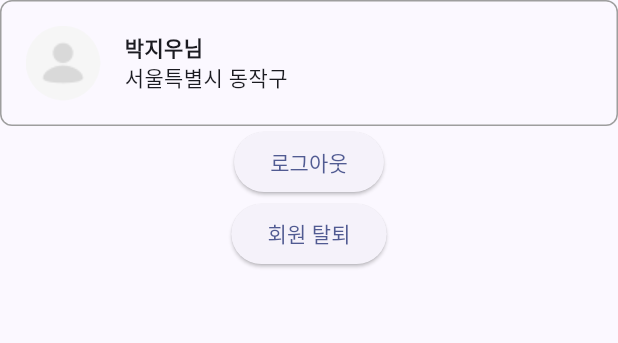
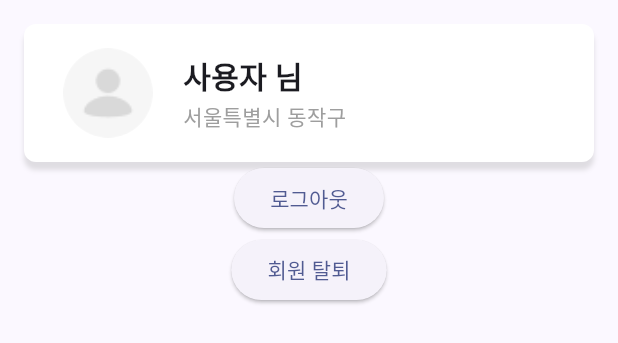
Before and after one commit to causyj/SOCDOC-Flutter, a Flutter app: the SettingPage widget shown alone on an empty page, opened directly, on a phone screen of 412 x 824 dp. Shown: the top 343 px of the screen. Run offline on Flutter 3.47's test engine with Material 2 defaults, Android fonts, the phone set to English and light mode, and no system bars; our stand-ins replace firebase_auth, firebase_core, flutter_rating_bar, google_sign_in, sign_in_button; accounts and stored records are empty; network calls fail.

Commit message:
refactoring container

```diff
--- a/lib/Pages/MainSubPages/SettingPage.dart
+++ b/lib/Pages/MainSubPages/SettingPage.dart
@@ -1,72 +1,96 @@
 import 'package:flutter/material.dart';
-
 import 'package:socdoc_flutter/Utils/AuthUtil.dart';
 import 'package:socdoc_flutter/main.dart';
 
 class SettingPage extends StatelessWidget {
-  const SettingPage({super.key});
+  const SettingPage({Key? key});
 
   @override
   Widget build(BuildContext context) {
     SocdocAppState socdocApp = context.findAncestorStateOfType<SocdocAppState>()!;
 
-    return(
-      Column(
+    return Padding(
+      padding: const EdgeInsets.all(16.0),
+      child: Column(
         children: [
-          Container(
+          buildUserInfoContainer(),
+          ElevatedButton(
+            onPressed: () {
+              tryFirebaseLogout(socdocApp);
+            },
+            child: const Text("로그아웃"),
+          ),
+          ElevatedButton(
+            onPressed: () {
+              tryFirebaseDeleteUser(socdocApp);
+            },
+            child: const Text("회원 탈퇴"),
+          ),
+        ],
+      ),
+    );
+  }
+
+  Widget buildUserInfoContainer() {
+    return Container(
       padding: EdgeInsets.all(16.0),
       decoration: BoxDecoration(
-              border: Border.all(color: Colors.grey),
         borderRadius: BorderRadius.circular(8.0),
+        boxShadow: [
+          BoxShadow(
+            color: Colors.grey.withOpacity(0.3),
+            spreadRadius: 0,
+            blurRadius: 2,
+            offset: Offset(0, 5),
           ),
-            child: Row(
+        ],
+        color: Colors.white,
+      ),
+      child: buildUserInfoRow(),
+    );
+  }
+
+  Widget buildUserInfoRow() {
+    return Row(
       children: [
-                // 왼쪽 이미지
-                Container(
-                  width: 50.0, // 이미지 너비 조절
-                  height: 50.0, // 이미지 높이 조절
+        SizedBox(width: 10.0),
+        buildUserAvatar(),
+        SizedBox(width: 20.0),
+        buildUserInfoColumn(),
+      ],
+    );
+  }
+
+  Widget buildUserAvatar() {
+    return Container(
+      width: 60.0,
+      height: 60.0,
       decoration: BoxDecoration(
         shape: BoxShape.circle,
         image: DecorationImage(
-                      image: AssetImage('assets/user.png'), // 이미지 경로 추가
+          image: AssetImage('assets/user.png'),
           fit: BoxFit.cover,
         ),
       ),
-                ),
-                SizedBox(width: 16.0), // 이미지와 텍스트 간격 조절
-                // 오른쪽 텍스트
-                Column(
+    );
+  }
+
+  Widget buildUserInfoColumn() {
+    return Column(
       crossAxisAlignment: CrossAxisAlignment.start,
       children: [
         Text(
-                      '박지우님',
-                      style: TextStyle(fontWeight: FontWeight.bold),
+          '사용자 님',
+          style: TextStyle(fontWeight: FontWeight.bold, fontSize: 20.0),
         ),
-                    Text('서울특별시 동작구'),
+        SizedBox(height: 2.0),
+        Text('서울특별시 동작구', style: TextStyle(color: Colors.grey)),
       ],
-                ),
-              ],
-            ),
-          ),
-          ElevatedButton(
-            onPressed: (){
-              tryFirebaseLogout(socdocApp);
-            },
-            child: const Text("로그아웃")
-          ),
-          ElevatedButton(
-              onPressed: (){
-                tryFirebaseDeleteUser(socdocApp);
-              },
-              child: const Text("회원 탈퇴")
-          )
-        ]
-      )
     );
   }
 
   void tryFirebaseLogout(SocdocAppState socdocApp) async {
-    if(await tryLogout()){
+    if (await tryLogout()) {
       socdocApp.setState(() {
         //socdocApp.isLoggedIn = false;
       });
@@ -74,7 +98,7 @@ class SettingPage extends StatelessWidget {
   }
 
   void tryFirebaseDeleteUser(SocdocAppState socdocApp) async {
-    if(await tryDeleteUser()){
+    if (await tryDeleteUser()) {
       socdocApp.setState(() {
         //socdocApp.isLoggedIn = false;
       });
```
Lines whose indentation alone changed are shown as unchanged.
